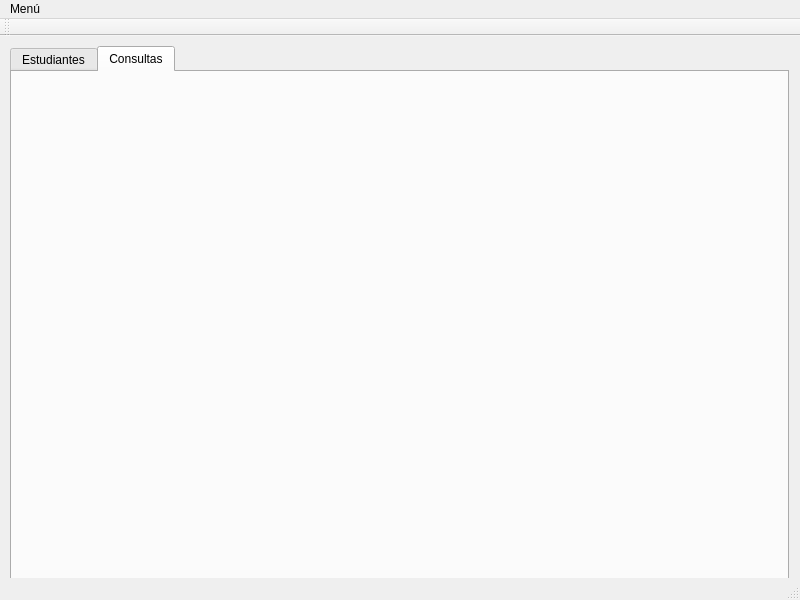
RedAlf121/ProyectoFicherosCpp, file Proyecto_Optativa/UfrmMain.ui: the form before one commit.
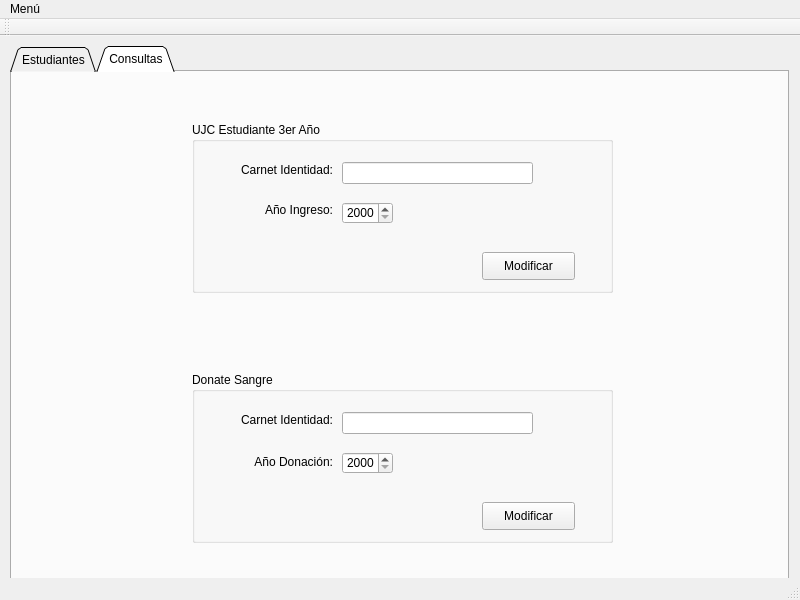
The form after the commit. The open tabs and pages were chosen to show the change. Icons and pictures are not drawn.

Commit message: Proyecto con la parte consulta

```diff
--- a/Proyecto_Optativa/UfrmMain.ui
+++ b/Proyecto_Optativa/UfrmMain.ui
@@ -42,6 +42,15 @@
     <layout class="QGridLayout" name="gridLayout">
      <item row="0" column="0">
       <widget class="QTabWidget" name="tabMain">
+       <property name="enabled">
+        <bool>true</bool>
+       </property>
+       <property name="autoFillBackground">
+        <bool>false</bool>
+       </property>
+       <property name="tabShape">
+        <enum>QTabWidget::Triangular</enum>
+       </property>
        <property name="currentIndex">
         <number>0</number>
        </property>
@@ -141,6 +150,171 @@
         <attribute name="title">
          <string>Consultas</string>
         </attribute>
+        <widget class="QGroupBox" name="gboxUJC">
+         <property name="enabled">
+          <bool>true</bool>
+         </property>
+         <property name="geometry">
+          <rect>
+           <x>180</x>
+           <y>50</y>
+           <width>421</width>
+           <height>171</height>
+          </rect>
+         </property>
+         <property name="title">
+          <string>UJC Estudiante 3er Año</string>
+         </property>
+         <widget class="QLabel" name="lblCI">
+          <property name="geometry">
+           <rect>
+            <x>40</x>
+            <y>40</y>
+            <width>101</width>
+            <height>16</height>
+           </rect>
+          </property>
+          <property name="text">
+           <string>&lt;html&gt;&lt;head/&gt;&lt;body&gt;&lt;p align=&quot;right&quot;&gt;Carnet Identidad:&lt;/p&gt;&lt;/body&gt;&lt;/html&gt;</string>
+          </property>
+         </widget>
+         <widget class="QLabel" name="lblYear">
+          <property name="geometry">
+           <rect>
+            <x>60</x>
+            <y>80</y>
+            <width>81</width>
+            <height>16</height>
+           </rect>
+          </property>
+          <property name="text">
+           <string>&lt;html&gt;&lt;head/&gt;&lt;body&gt;&lt;p align=&quot;right&quot;&gt;Año Ingreso:&lt;/p&gt;&lt;/body&gt;&lt;/html&gt;</string>
+          </property>
+         </widget>
+         <widget class="QSpinBox" name="spinBoxYear">
+          <property name="geometry">
+           <rect>
+            <x>150</x>
+            <y>80</y>
+            <width>51</width>
+            <height>22</height>
+           </rect>
+          </property>
+          <property name="minimum">
+           <number>2000</number>
+          </property>
+          <property name="maximum">
+           <number>2023</number>
+          </property>
+         </widget>
+         <widget class="QLineEdit" name="lineCI">
+          <property name="geometry">
+           <rect>
+            <x>150</x>
+            <y>40</y>
+            <width>191</width>
+            <height>22</height>
+           </rect>
+          </property>
+         </widget>
+         <widget class="QPushButton" name="pshBtrModify">
+          <property name="geometry">
+           <rect>
+            <x>290</x>
+            <y>130</y>
+            <width>93</width>
+            <height>28</height>
+           </rect>
+          </property>
+          <property name="text">
+           <string>Modificar</string>
+          </property>
+         </widget>
+        </widget>
+        <widget class="QGroupBox" name="gboxDonante">
+         <property name="geometry">
+          <rect>
+           <x>180</x>
+           <y>300</y>
+           <width>421</width>
+           <height>171</height>
+          </rect>
+         </property>
+         <property name="title">
+          <string>Donate Sangre</string>
+         </property>
+         <property name="flat">
+          <bool>false</bool>
+         </property>
+         <property name="checkable">
+          <bool>false</bool>
+         </property>
+         <widget class="QLabel" name="lblCI_2">
+          <property name="geometry">
+           <rect>
+            <x>40</x>
+            <y>40</y>
+            <width>101</width>
+            <height>16</height>
+           </rect>
+          </property>
+          <property name="text">
+           <string>&lt;html&gt;&lt;head/&gt;&lt;body&gt;&lt;p align=&quot;right&quot;&gt;Carnet Identidad:&lt;/p&gt;&lt;/body&gt;&lt;/html&gt;</string>
+          </property>
+         </widget>
+         <widget class="QLabel" name="lblYear_2">
+          <property name="geometry">
+           <rect>
+            <x>50</x>
+            <y>80</y>
+            <width>91</width>
+            <height>20</height>
+           </rect>
+          </property>
+          <property name="text">
+           <string>&lt;html&gt;&lt;head/&gt;&lt;body&gt;&lt;p align=&quot;right&quot;&gt;Año Donación:&lt;/p&gt;&lt;/body&gt;&lt;/html&gt;</string>
+          </property>
+         </widget>
+         <widget class="QSpinBox" name="spinBoxYear_2">
+          <property name="geometry">
+           <rect>
+            <x>150</x>
+            <y>80</y>
+            <width>51</width>
+            <height>22</height>
+           </rect>
+          </property>
+          <property name="minimum">
+           <number>2000</number>
+          </property>
+          <property name="maximum">
+           <number>2023</number>
+          </property>
+         </widget>
+         <widget class="QLineEdit" name="lineCI_2">
+          <property name="geometry">
+           <rect>
+            <x>150</x>
+            <y>40</y>
+            <width>191</width>
+            <height>22</height>
+           </rect>
+          </property>
+         </widget>
+         <widget class="QPushButton" name="pshBtrModify_2">
+          <property name="geometry">
+           <rect>
+            <x>290</x>
+            <y>130</y>
+            <width>93</width>
+            <height>28</height>
+           </rect>
+          </property>
+          <property name="text">
+           <string>Modificar</string>
+          </property>
+         </widget>
+        </widget>
        </widget>
       </widget>
      </item>
```
Left out of the diff: 2 changed lines with no effect on the pictures. The commit also changes 1 other file.
